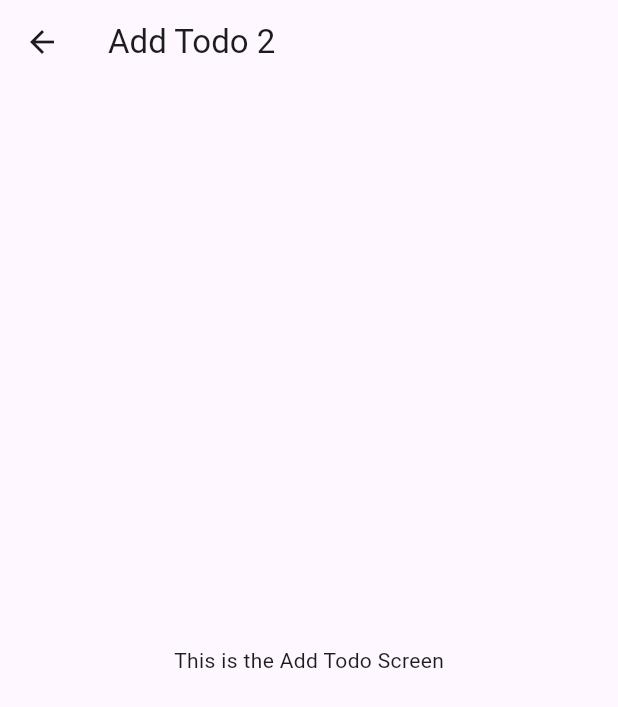
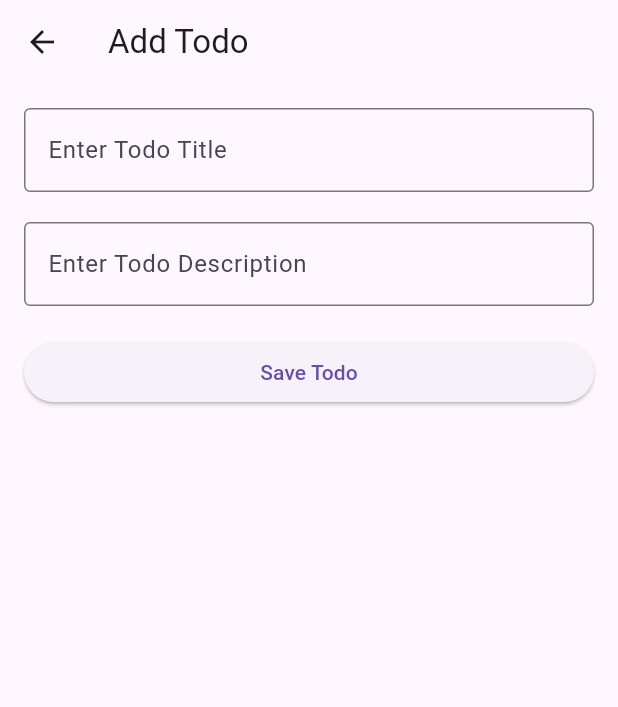
Before and after one commit to vampiresati/flutter_crud_by_satvir, a Flutter app: the AddTodo screen opened directly, on a phone screen of 412 x 824 dp. Shown: the top 707 px of the screen. Run offline on Flutter 3.47's test engine with Material 3 defaults, Android fonts, the phone set to English and light mode, and no system bars.

Commit message:
adding controllers to text fields

```diff
--- a/todo_crud_app/lib/screens/add_list.dart
+++ b/todo_crud_app/lib/screens/add_list.dart
@@ -8,11 +8,42 @@ class AddTodo extends StatefulWidget {
 }
 
 class _AddTodoState extends State<AddTodo> {
+  TextEditingController titleController = TextEditingController();
+  TextEditingController descriptionController = TextEditingController();
   @override
   Widget build(BuildContext context) {
     return Scaffold(
-      appBar: AppBar(title: const Text('Add Todo 2')),
-      body: const Center(child: Text('This is the Add Todo Screen')),
+      appBar: AppBar(title: const Text('Add Todo')),
+      body: ListView(
+        padding: const EdgeInsets.all(16),
+        children: [
+          TextField(
+            controller: titleController,
+            decoration: const InputDecoration(
+              hintText: 'Enter Todo Title',
+              border: OutlineInputBorder(),
+            ),
+          ),
+          const SizedBox(height: 20),
+          TextField(
+            controller: descriptionController,
+            decoration: const InputDecoration(
+              hintText: 'Enter Todo Description',
+              border: OutlineInputBorder(),
+            ),
+          ),
+          const SizedBox(height: 20),
+          ElevatedButton(onPressed: submitData, child: const Text('Save Todo')),
+        ],
+      ),
     );
   }
+
+  void submitData() {
+    String title = titleController.text;
+    String description = descriptionController.text;
+    print(title);
+    print(description);
+    // Further processing like saving the data
+  }
 }
```
